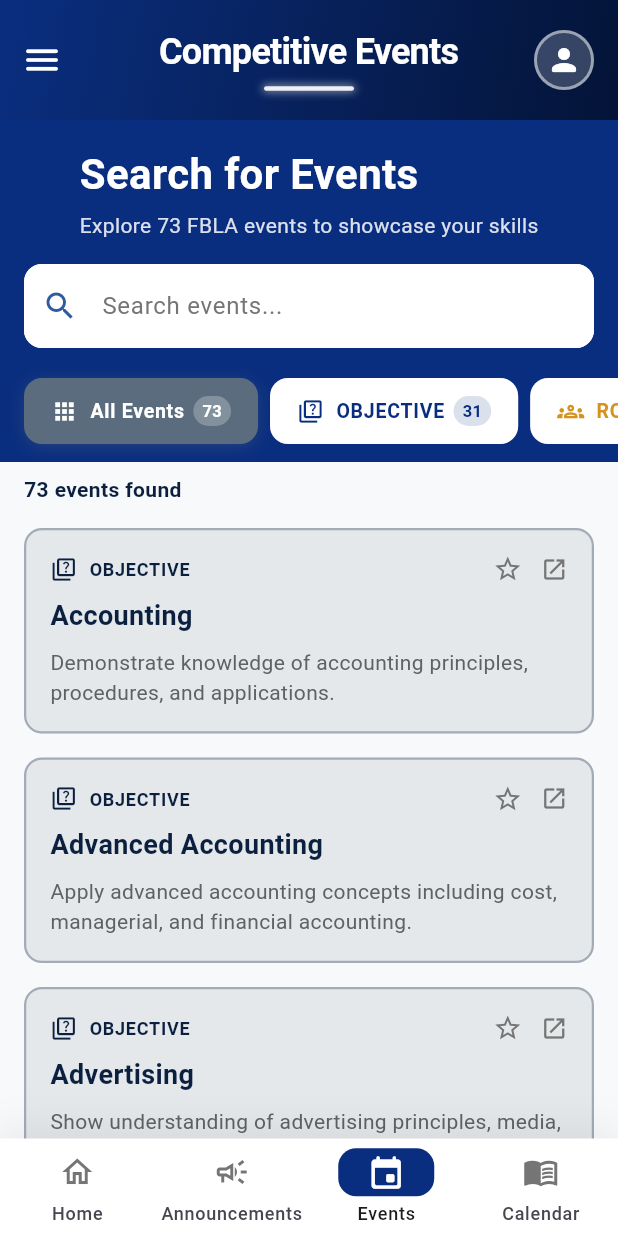
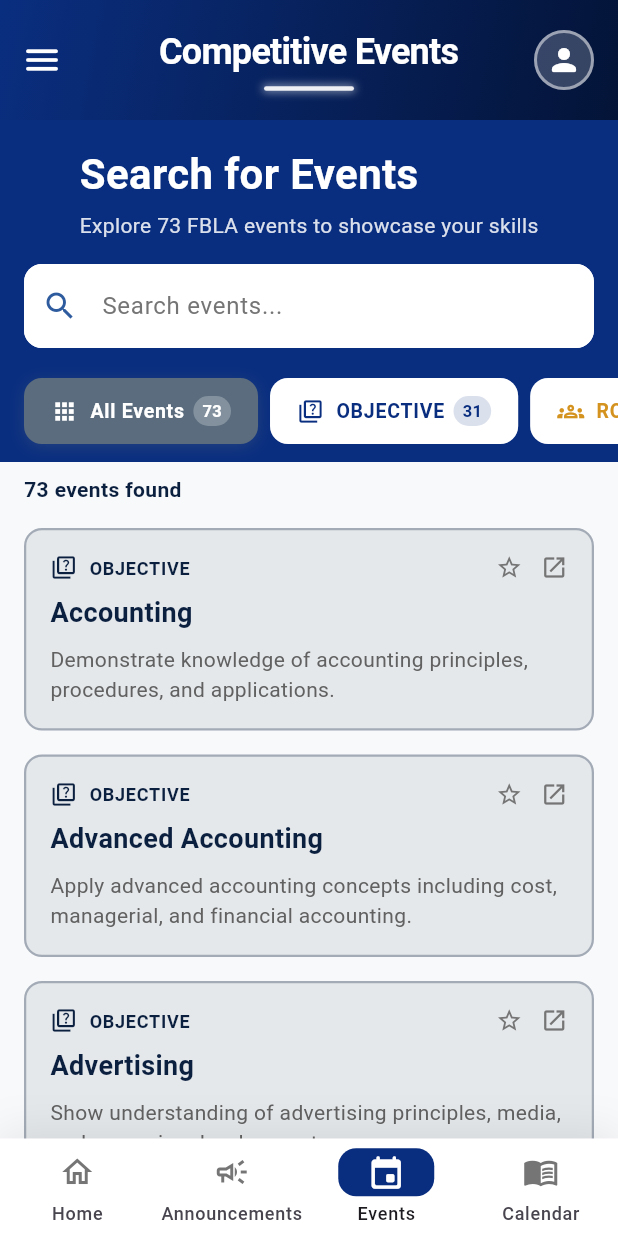
Before and after one commit to realstando/Lynq, a Flutter app: the screen it shows once a user with an empty profile is signed in, item 3 of the bottom bar chosen, on a phone screen of 412 x 824 dp. Run offline on Flutter 3.47's test engine with Material 3 defaults, Android fonts, the phone set to English and light mode, and no system bars; our stand-ins replace cloud_firestore, firebase_auth, firebase_core, flutter_dotenv, table_calendar; accounts and stored records are empty.

Commit message:
fixed events card ui and added back popup

```diff
--- a/lib/Competive_Events/events_format.dart
+++ b/lib/Competive_Events/events_format.dart
@@ -329,14 +329,27 @@ class _EventsFormatState extends State<EventsFormat> {
           width: 1.5,
         ),
       ),
+      // Material wrapper for ripple effect on tap
+      child: Material(
+        color: Colors.transparent,
+        borderRadius: BorderRadius.circular(12),
+        child: InkWell(
+          borderRadius: BorderRadius.circular(12),
+          // Tapping the card opens the link dialog
+          onTap: () => _showLinkDialog(context),
           child: Padding(
-        padding: const EdgeInsets.all(16),
+            padding: EdgeInsets.fromLTRB(
+              16,
+              16,
+              16,
+              16
+            ),
             child: Column(
               crossAxisAlignment: CrossAxisAlignment.start,
               children: [
                 // Header row with category badge and action buttons
                 Row(
-              crossAxisAlignment: CrossAxisAlignment.center, // ✅ Add this
+                  crossAxisAlignment: CrossAxisAlignment.center,
                   children: [
                     // Category icon
                     Icon(
@@ -352,16 +365,17 @@ class _EventsFormatState extends State<EventsFormat> {
                         fontSize: 12,
                         fontWeight: FontWeight.w600,
                         color: categoryColor,
-                    letterSpacing: 0.5,
+                        letterSpacing: 0.5, // Wide spacing for emphasis
                       ),
                     ),
-                const Spacer(),
-                // Star button only for students
+                    const Spacer(), // Push buttons to the right
                     if (!_isAdvisor) ...[
-                  GestureDetector(
+                      SizedBox(
+                        height: 18, // Same as category icon height
+                        child: GestureDetector(
                           onTap: _toggleStar,
                           child: Padding(
-                      padding: const EdgeInsets.symmetric(horizontal: 4), // ✅ Only horizontal padding
+                            padding: const EdgeInsets.symmetric(horizontal: 4),
                             child: AnimatedSwitcher(
                               duration: const Duration(milliseconds: 200),
                               transitionBuilder: (child, animation) {
@@ -374,14 +388,16 @@ class _EventsFormatState extends State<EventsFormat> {
                                 _isStarred ? Icons.star : Icons.star_border,
                                 key: ValueKey(_isStarred),
                                 color: _isStarred ? fblaGold : Colors.grey[600],
-                          size: 20,
+                                size: 18, // ✅ Match category icon size
+                              ),
                             ),
                           ),
                         ),
                       ),
                       const SizedBox(width: 8),
                     ],
-                // External link icon
+
+                    // External link indicator icon
                     Icon(
                       Icons.open_in_new,
                       color: Colors.grey[600],
@@ -390,9 +406,8 @@ class _EventsFormatState extends State<EventsFormat> {
                   ],
                 ),
 
-            const SizedBox(height: 8), // Reduced spacing
-
-            // Event title
+                const SizedBox(height: 8),
+                // Event title - main identifier
                 Text(
                   widget.event.title,
                   style: const TextStyle(
@@ -404,18 +419,21 @@ class _EventsFormatState extends State<EventsFormat> {
 
                 const SizedBox(height: 8),
 
-            // Event description
+                // Event description with ellipsis for long text
                 Text(
                   widget.event.description,
                   style: TextStyle(
                     fontSize: 14,
                     color: Colors.grey[700],
-                height: 1.4,
+                    height: 1.4, // Line height for readability
                   ),
-              maxLines: 3,
-              overflow: TextOverflow.ellipsis,
+                  maxLines: 3, // Limit to 3 lines
+                  overflow:
+                      TextOverflow.ellipsis, // Show ... if text is cut off
                 ),
               ],
+            ),
+          ),
         ),
       ),
     );
```
Lines whose indentation alone changed are shown as unchanged.
